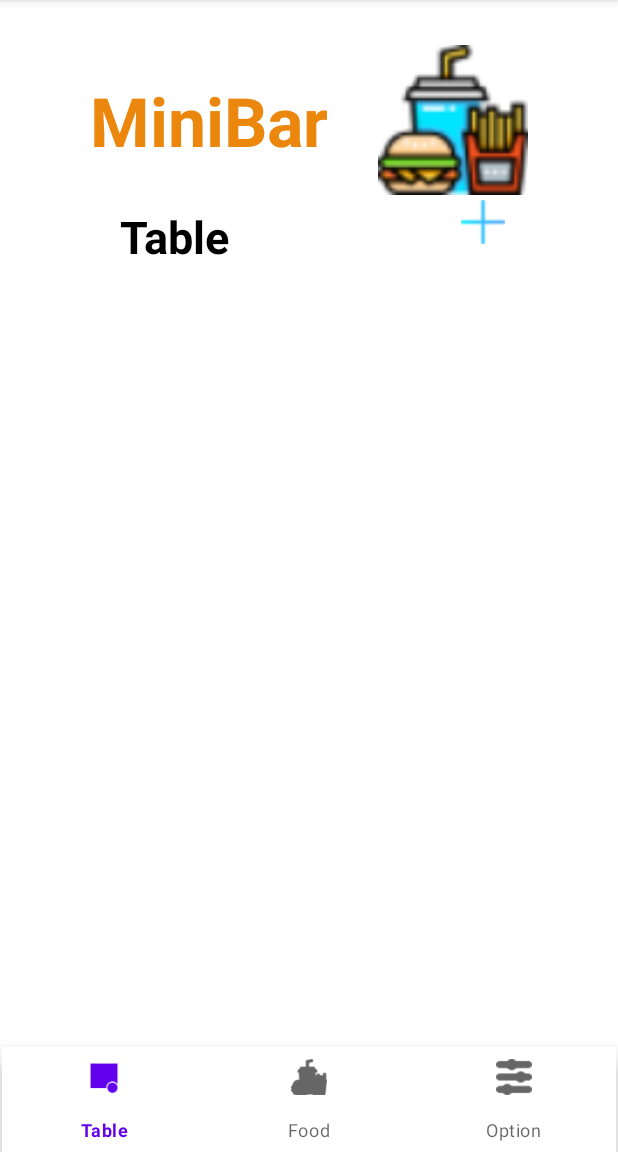
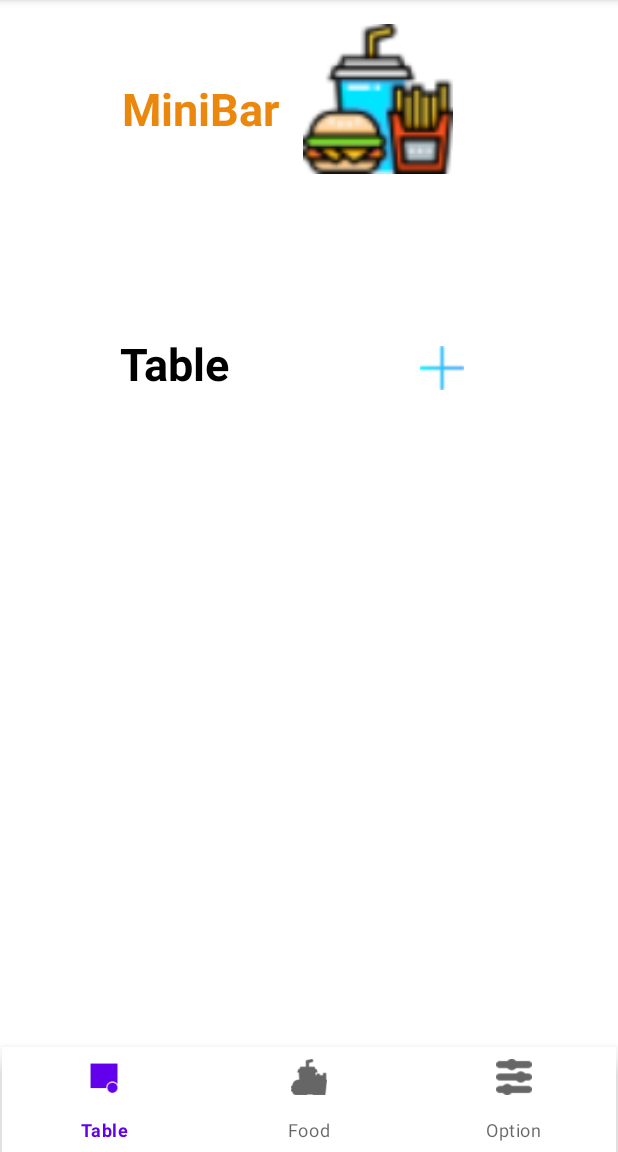
Before and after one commit to phuclhdrake/DuAn01, an Android app: the screen it shows after launch (MainActivity), on a phone screen of 412 x 824 dp, the part 84-1236 px from its top. Run offline under Robolectric (Android 15) with nearby library versions, the phone set to English and light mode, and no system bars.

Commit message:
Quang dao

```diff
--- a/app/build.gradle
+++ b/app/build.gradle
@@ -32,6 +32,7 @@ dependencies {
     implementation 'androidx.appcompat:appcompat:1.3.1'
     implementation 'com.google.android.material:material:1.4.0'
     implementation 'androidx.constraintlayout:constraintlayout:2.1.1'
+    implementation 'androidx.legacy:legacy-support-v4:1.0.0'
     testImplementation 'junit:junit:4.+'
     androidTestImplementation 'androidx.test.ext:junit:1.1.3'
     androidTestImplementation 'androidx.test.espresso:espresso-core:3.4.0'
--- a/app/src/main/java/com/example/duan1_nhom3/Fragment/fragment_table.java
+++ b/app/src/main/java/com/example/duan1_nhom3/Fragment/fragment_tablee.java
@@ -2,6 +2,10 @@ package com.example.duan1_nhom3.Fragment;
 
 import android.app.Dialog;
 import android.os.Bundle;
+
+import androidx.fragment.app.Fragment;
+import androidx.recyclerview.widget.RecyclerView;
+
 import android.view.LayoutInflater;
 import android.view.View;
 import android.view.ViewGroup;
@@ -10,37 +14,52 @@ import android.widget.ImageButton;
 import android.widget.ImageView;
 import android.widget.TextView;
 
-
-import androidx.annotation.NonNull;
-import androidx.annotation.Nullable;
-import androidx.fragment.app.Fragment;
-import androidx.recyclerview.widget.RecyclerView;
-
 import com.example.duan1_nhom3.R;
 
-public class fragment_table extends Fragment {
+
+public class fragment_tablee extends Fragment {
     ImageButton imageButton;
     RecyclerView recy_table;
-    TextView textView,textView2;
+    TextView textView, textView2;
     ImageView imageView2;
 
-    public fragment_table() {
+    private static final String ARG_PARAM1 = "param1";
+    private static final String ARG_PARAM2 = "param2";
+
+
+    private String mParam1;
+    private String mParam2;
+
+    public fragment_tablee() {
+        // Required empty public constructor
     }
 
-    public static fragment_table newInstance(String param1, String param2) {
-        fragment_table fragment = new fragment_table();
-
+    public static fragment_tablee newInstance(String param1, String param2) {
+        fragment_tablee fragment = new fragment_tablee();
+        Bundle args = new Bundle();
+        args.putString(ARG_PARAM1, param1);
+        args.putString(ARG_PARAM2, param2);
+        fragment.setArguments(args);
         return fragment;
     }
 
-    @Nullable
     @Override
-    public View onCreateView(@NonNull LayoutInflater inflater, @Nullable ViewGroup container, @Nullable Bundle savedInstanceState) {
-        View view = inflater.inflate(R.layout.fragment_table, container, false);
+    public void onCreate(Bundle savedInstanceState) {
+        super.onCreate(savedInstanceState);
+        if (getArguments() != null) {
+            mParam1 = getArguments().getString(ARG_PARAM1);
+            mParam2 = getArguments().getString(ARG_PARAM2);
+        }
+    }
+
+    @Override
+    public View onCreateView(LayoutInflater inflater, ViewGroup container,
+                             Bundle savedInstanceState) {
+        View view = inflater.inflate(R.layout.fragment_tablee, container, false);
         recy_table = view.findViewById(R.id.recy_table);
         imageButton = view.findViewById(R.id.imageButton);
-        textView= view.findViewById(R.id.textView);
-        imageView2= view.findViewById(R.id.imageView2);
+        textView = view.findViewById(R.id.textView);
+        imageView2 = view.findViewById(R.id.imageView2);
         imageButton.setOnClickListener(new View.OnClickListener() {
             @Override
             public void onClick(View v) {
--- a/app/src/main/java/com/example/duan1_nhom3/MainActivity.java
+++ b/app/src/main/java/com/example/duan1_nhom3/MainActivity.java
@@ -12,7 +12,7 @@ import android.widget.Toast;
 import com.example.duan1_nhom3.ViewPage.Viewpageadapter;
 import com.google.android.material.bottomnavigation.BottomNavigationView;
 
-import com.example.duan1_nhom3.Fragment.fragment_table;
+import com.example.duan1_nhom3.Fragment.fragment_tablee;
 public class MainActivity extends AppCompatActivity {
 
     BottomNavigationView bottomNavigationView;
@@ -27,7 +27,8 @@ public class MainActivity extends AppCompatActivity {
         init();
 
         // Đổ fragment_table vào viewpager
-        fragmentManager.beginTransaction().replace(R.id.fragmnet_context, fragment_table.newInstance(null,null)).commit();
+
+        fragmentManager.beginTransaction().replace(R.id.fragmnet_context, fragment_tablee.newInstance(null,null)).commit();
 
         // Hàm bắt sự kiện bottomNavigation
         bottomNavigationOnclick();
@@ -41,10 +42,13 @@ public class MainActivity extends AppCompatActivity {
 
     // Bắt sự kiện bottomNavigation
     private void bottomNavigationOnclick() {
+        FragmentManager fragmentManager = getSupportFragmentManager();
+
         bottomNavigationView.setOnNavigationItemSelectedListener((item) ->{
             switch (item.getItemId()){
                 case R.id.nav_Table:
-                    fragmentManager.beginTransaction().replace(R.id.fragmnet_context, fragment_table.newInstance(null,null)).commit();
+                    fragmentManager.beginTransaction().replace(R.id.fragmnet_context,fragment_tablee.newInstance(null,null)).commit();
+
                     break;
                 case R.id.nav_food:
                     Toast.makeText(MainActivity.this, "food", Toast.LENGTH_SHORT).show();
--- a/app/src/main/java/com/example/duan1_nhom3/ViewPage/Viewpageadapter.java
+++ b/app/src/main/java/com/example/duan1_nhom3/ViewPage/Viewpageadapter.java
@@ -3,11 +3,9 @@ package com.example.duan1_nhom3.ViewPage;
 import androidx.annotation.NonNull;
 import androidx.fragment.app.Fragment;
 import androidx.fragment.app.FragmentActivity;
-import androidx.fragment.app.FragmentManager;
-import androidx.lifecycle.Lifecycle;
 import androidx.viewpager2.adapter.FragmentStateAdapter;
 
-import com.example.duan1_nhom3.Fragment.fragment_table;
+import com.example.duan1_nhom3.Fragment.fragment_tablee;
 
 public class Viewpageadapter extends FragmentStateAdapter {
 
@@ -21,13 +19,13 @@ public class Viewpageadapter extends FragmentStateAdapter {
     public Fragment createFragment(int position) {
         switch (position){
             case 0:
-                return new fragment_table();
+                return new fragment_tablee();
             case 1:
-                return new fragment_table();
+                return new fragment_tablee();
             case 2:
-                return new fragment_table();
+                return new fragment_tablee();
             default:
-                return new fragment_table();
+                return new fragment_tablee();
         }
 
     }
--- a/app/src/main/res/layout/fragment_table.xml
+++ b/app/src/main/res/layout/fragment_tablee.xml
@@ -8,55 +8,59 @@
     <androidx.recyclerview.widget.RecyclerView
         android:id="@+id/recy_table"
         android:layout_width="match_parent"
-        android:layout_height="520dp"
+        android:layout_height="430dp"
+        android:layout_alignParentStart="true"
+
         android:layout_alignParentBottom="true"
-
-        />
+        android:layout_marginStart="0dp"
+        android:layout_marginBottom="0dp" />
 
     <ImageButton
         android:id="@+id/imageButton"
-        android:layout_width="60dp"
-        android:layout_height="60dp"
+        android:layout_width="55dp"
+        android:layout_height="42dp"
         android:layout_above="@+id/recy_table"
         android:layout_alignParentRight="true"
-        android:layout_marginRight="60dp"
+        android:layout_marginRight="90dp"
+        android:layout_marginBottom="2dp"
         android:background="@color/white"
         app:srcCompat="@drawable/plus" />
 
     <TextView
-        android:textColor="@color/black"
-        android:textSize="30dp"
-        android:textStyle="bold"
-        android:layout_marginLeft="80dp"
-        android:layout_above="@+id/recy_table"
         android:id="@+id/textView"
         android:layout_width="wrap_content"
         android:layout_height="wrap_content"
-        android:text="Table" />
+        android:layout_above="@+id/recy_table"
+        android:layout_marginLeft="80dp"
+        android:layout_marginBottom="5dp"
+        android:text="Table"
+        android:textColor="@color/black"
+        android:textSize="30dp"
+        android:textStyle="bold" />
 
     <ImageView
         android:id="@+id/imageView2"
-        android:layout_width="100dp"
+        android:layout_width="132dp"
         android:layout_height="100dp"
         android:layout_below="@+id/imageButton"
         android:layout_alignParentTop="true"
         android:layout_alignParentRight="true"
-        android:layout_marginRight="60dp"
-        android:layout_marginTop="30dp"
+        android:layout_marginTop="16dp"
+        android:layout_marginRight="94dp"
         app:srcCompat="@drawable/fastfood" />
 
     <TextView
         android:id="@+id/textView2"
-        android:layout_width="wrap_content"
-        android:layout_height="wrap_content"
+        android:layout_width="118dp"
+        android:layout_height="74dp"
         android:layout_below="@+id/textView"
         android:layout_alignParentLeft="true"
         android:layout_alignParentTop="true"
-        android:layout_marginLeft="60dp"
-        android:layout_marginTop="50dp"
+        android:layout_marginLeft="81dp"
+        android:layout_marginTop="52dp"
         android:text="MiniBar"
         android:textColor="@color/yelo"
-        android:textSize="45dp"
+        android:textSize="30dp"
         android:textStyle="bold" />
 
 </RelativeLayout>
--- a/app/src/main/res/values/strings.xml
+++ b/app/src/main/res/values/strings.xml
@@ -1,3 +1,5 @@
 <resources>
     <string name="app_name">DuAn1_Nhom3</string>
+    <!-- TODO: Remove or change this placeholder text -->
+    <string name="hello_blank_fragment">Hello blank fragment</string>
 </resources>
```
Also changed, not shown: app/src/main/res/img.png (added).
